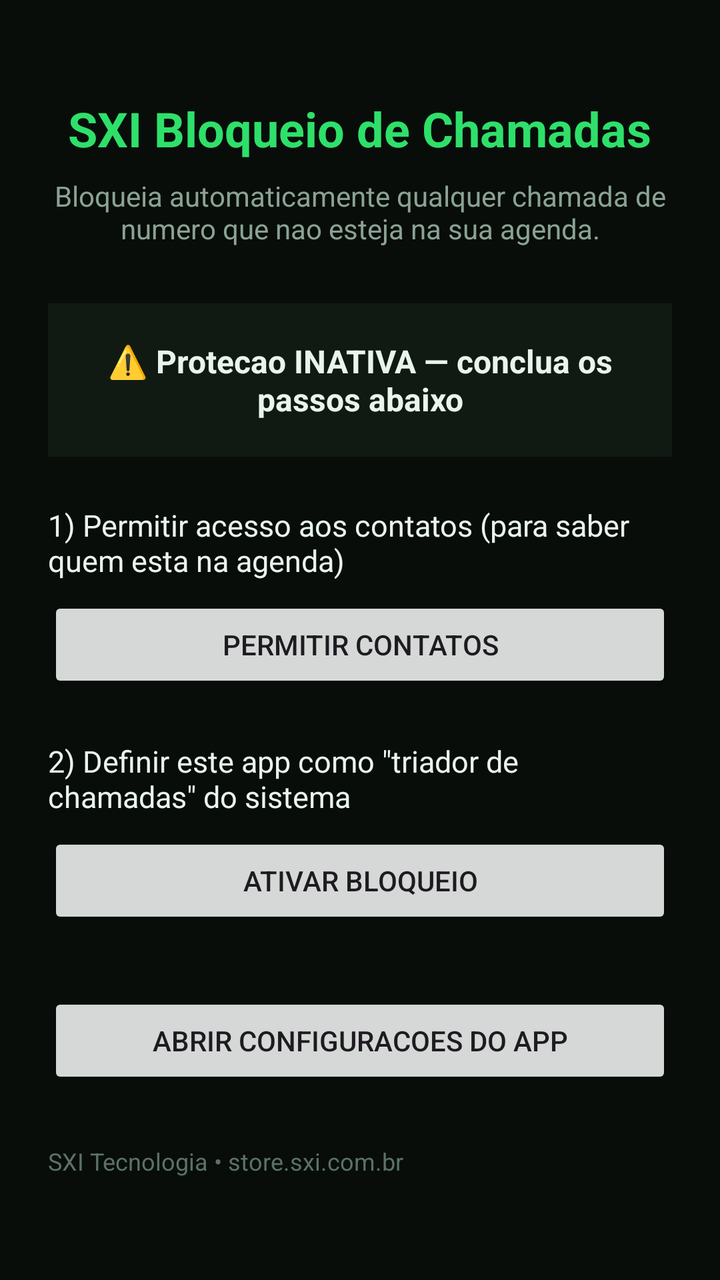
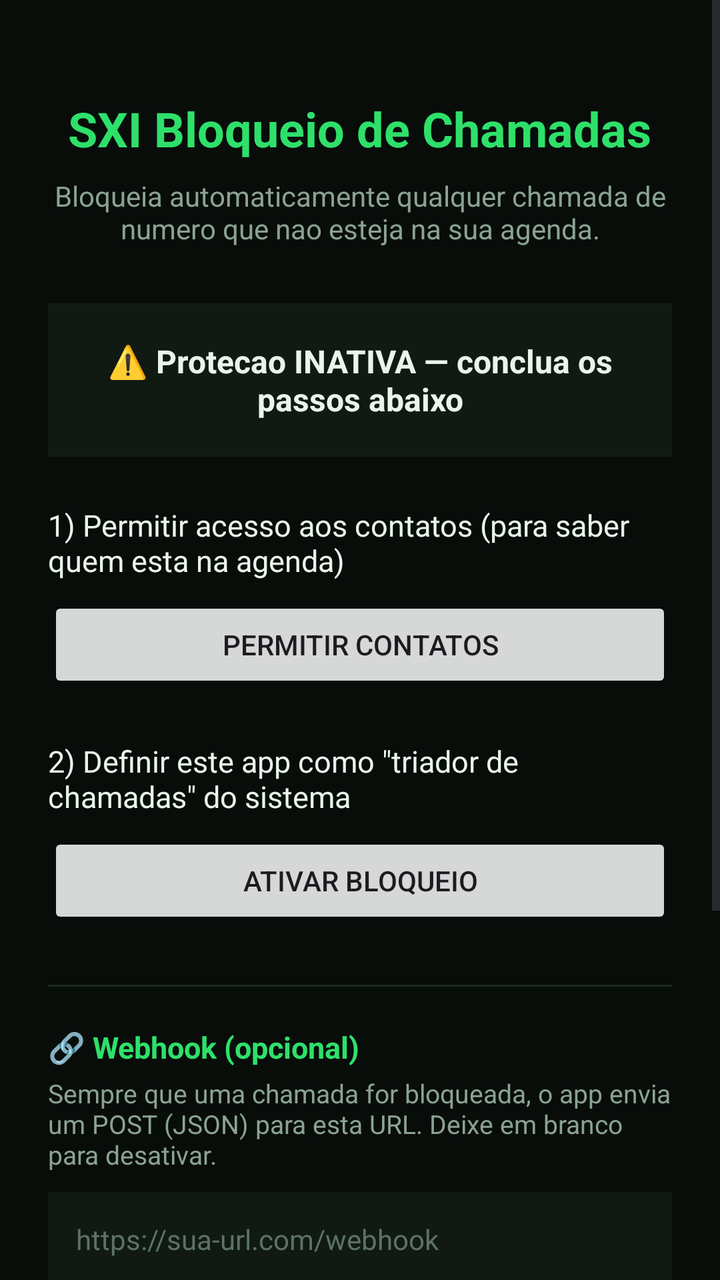

The first picture is an Android layout as it rendered before a commit; the second is the same layout after the commit. The layout source and the unified diff follow.
<!-- AndroidManifest.xml: application theme Theme.SxiBloqueio -->
<!-- res/layout/activity_main.xml -->
<?xml version="1.0" encoding="utf-8"?>
<ScrollView xmlns:android="http://schemas.android.com/apk/res/android"
    android:layout_width="match_parent"
    android:layout_height="match_parent"
    android:background="#080D0A"
    android:fillViewport="true">

    <LinearLayout
        android:layout_width="match_parent"
        android:layout_height="wrap_content"
        android:orientation="vertical"
        android:padding="24dp">

        <TextView
            android:layout_width="wrap_content"
            android:layout_height="wrap_content"
            android:layout_gravity="center_horizontal"
            android:layout_marginTop="24dp"
            android:text="@string/app_name"
            android:textColor="#2EE06A"
            android:textSize="24sp"
            android:textStyle="bold" />

        <TextView
            android:layout_width="match_parent"
            android:layout_height="wrap_content"
            android:layout_marginTop="8dp"
            android:gravity="center"
            android:text="@string/subtitulo"
            android:textColor="#8AA294"
            android:textSize="14sp" />

        <TextView
            android:id="@+id/txtResumo"
            android:layout_width="match_parent"
            android:layout_height="wrap_content"
            android:layout_marginTop="28dp"
            android:background="#101A13"
            android:gravity="center"
            android:padding="18dp"
            android:text="@string/desprotegido"
            android:textColor="#E9F5EC"
            android:textSize="16sp"
            android:textStyle="bold" />

        <TextView
            android:id="@+id/txtStatusContatos"
            android:layout_width="match_parent"
            android:layout_height="wrap_content"
            android:layout_marginTop="24dp"
            android:text="@string/contatos_falta"
            android:textColor="#E9F5EC"
            android:textSize="15sp" />

        <Button
            android:id="@+id/btnContatos"
            android:layout_width="match_parent"
            android:layout_height="wrap_content"
            android:layout_marginTop="8dp"
            android:text="@string/btn_contatos" />

        <TextView
            android:id="@+id/txtStatusTriador"
            android:layout_width="match_parent"
            android:layout_height="wrap_content"
            android:layout_marginTop="24dp"
            android:text="@string/triador_falta"
            android:textColor="#E9F5EC"
            android:textSize="15sp" />

        <Button
            android:id="@+id/btnAtivar"
            android:layout_width="match_parent"
            android:layout_height="wrap_content"
            android:layout_marginTop="8dp"
            android:text="@string/btn_ativar" />

        <Button
            android:id="@+id/btnConfig"
            android:layout_width="match_parent"
            android:layout_height="wrap_content"
            android:layout_marginTop="32dp"
            android:text="@string/btn_config" />

        <TextView
            android:layout_width="match_parent"
            android:layout_height="wrap_content"
            android:layout_marginTop="28dp"
            android:text="@string/rodape"
            android:textColor="#5C7266"
            android:textSize="12sp" />

    </LinearLayout>
</ScrollView>
<!-- resources referenced by this layout -->
<resources>
  <string name="app_name">SXI Bloqueio de Chamadas</string>
  <string name="btn_ativar">Ativar bloqueio</string>
  <string name="btn_config">Abrir configuracoes do app</string>
  <string name="btn_contatos">Permitir contatos</string>
  <string name="contatos_falta">1) Permitir acesso aos contatos (para saber quem esta na agenda)</string>
  <string name="desprotegido">⚠️ Protecao INATIVA — conclua os passos abaixo</string>
  <string name="rodape">SXI Tecnologia • store.sxi.com.br</string>
  <string name="subtitulo">Bloqueia automaticamente qualquer chamada de numero que nao esteja na sua agenda.</string>
  <string name="triador_falta">2) Definir este app como \"triador de chamadas\" do sistema</string>
  <style name="Theme.SxiBloqueio" parent="Theme.Material3.DayNight.NoActionBar">
          <item name="colorPrimary">#2EE06A</item>
          <item name="colorOnPrimary">#04120A</item>
          <item name="android:statusBarColor">#080D0A</item>
      </style>
</resources>

<!-- the commit's change to res/layout/activity_main.xml (unified diff, before → after) -->
@@ -75,6 +75,57 @@
             android:layout_marginTop="8dp"
             android:text="@string/btn_ativar" />
 
+        <View
+            android:layout_width="match_parent"
+            android:layout_height="1dp"
+            android:layout_marginTop="28dp"
+            android:background="#1E2A22" />
+
+        <TextView
+            android:layout_width="match_parent"
+            android:layout_height="wrap_content"
+            android:layout_marginTop="20dp"
+            android:text="@string/webhook_titulo"
+            android:textColor="#2EE06A"
+            android:textSize="15sp"
+            android:textStyle="bold" />
+
+        <TextView
+            android:layout_width="match_parent"
+            android:layout_height="wrap_content"
+            android:layout_marginTop="4dp"
+            android:text="@string/webhook_desc"
+            android:textColor="#8AA294"
+            android:textSize="13sp" />
+
+        <EditText
+            android:id="@+id/etWebhook"
+            android:layout_width="match_parent"
+            android:layout_height="wrap_content"
+            android:layout_marginTop="10dp"
+            android:autofillHints="url"
+            android:background="#101A13"
+            android:hint="@string/webhook_hint"
+            android:inputType="textUri"
+            android:padding="14dp"
+            android:textColor="#E9F5EC"
+            android:textColorHint="#5C7266"
+            android:textSize="14sp" />
+
+        <Button
+            android:id="@+id/btnSalvarWebhook"
+            android:layout_width="match_parent"
+            android:layout_height="wrap_content"
+            android:layout_marginTop="8dp"
+            android:text="@string/webhook_salvar" />
+
+        <Button
+            android:id="@+id/btnTestarWebhook"
+            android:layout_width="match_parent"
+            android:layout_height="wrap_content"
+            android:layout_marginTop="4dp"
+            android:text="@string/webhook_testar" />
+
         <Button
             android:id="@+id/btnConfig"
             android:layout_width="match_parent"
<!-- resource entries referenced after the edit -->
@@ -9,6 +9,11 @@
   <string name="rodape">SXI Tecnologia • store.sxi.com.br</string>
   <string name="subtitulo">Bloqueia automaticamente qualquer chamada de numero que nao esteja na sua agenda.</string>
   <string name="triador_falta">2) Definir este app como \"triador de chamadas\" do sistema</string>
+  <string name="webhook_desc">Sempre que uma chamada for bloqueada, o app envia um POST (JSON) para esta URL. Deixe em branco para desativar.</string>
+  <string name="webhook_hint">https://sua-url.com/webhook</string>
+  <string name="webhook_salvar">Salvar webhook</string>
+  <string name="webhook_testar">Enviar teste</string>
+  <string name="webhook_titulo">🔗 Webhook (opcional)</string>
   <style name="Theme.SxiBloqueio" parent="Theme.Material3.DayNight.NoActionBar">
           <item name="colorPrimary">#2EE06A</item>
           <item name="colorOnPrimary">#04120A</item>
